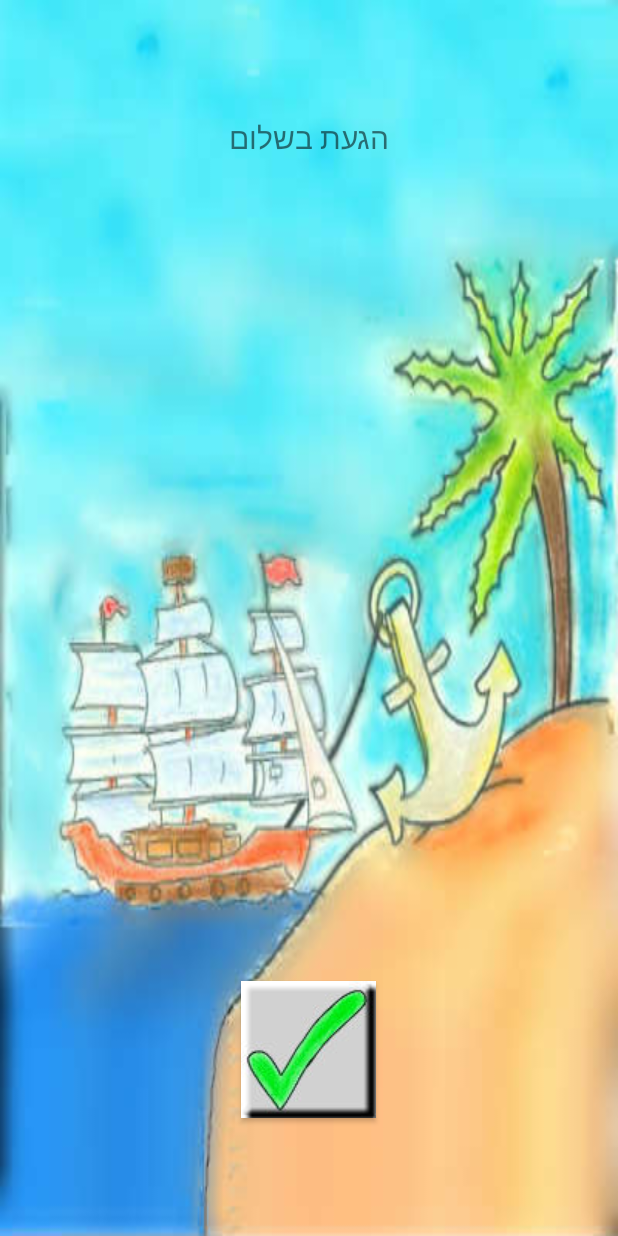
After one commit to shirbenisrael/SeaMerchant, an Android app: the layout end_sail_layout.xml on its own in the app's theme, with its tools: preview values and no code run, on a phone screen of 412 x 824 dp. The commit adds this screen. Run offline under Robolectric (Android 15) with nearby library versions, the phone set to English and light mode, and no system bars.

Commit message:
[New Feature] sail: show end message in new window.

```diff
--- a/app/src/main/java/com/shirbi/seamerchant/FrontEnd.java
+++ b/app/src/main/java/com/shirbi/seamerchant/FrontEnd.java
@@ -113,4 +113,14 @@ public class FrontEnd extends FrontEndGeneric {
         findViewById(R.id.sail_layout).setVisibility(View.GONE);
         findViewById(R.id.main_window_layout).setVisibility(View.VISIBLE);
     }
+
+    public void endSail() {
+        findViewById(R.id.sail_layout).setVisibility(View.GONE);
+        findViewById(R.id.end_of_sail_layout).setVisibility(View.VISIBLE);
+    }
+
+    public void closeEndSailWindow() {
+        findViewById(R.id.end_of_sail_layout).setVisibility(View.GONE);
+        findViewById(R.id.main_window_layout).setVisibility(View.VISIBLE);
+    }
 }
--- a/app/src/main/java/com/shirbi/seamerchant/FrontEndSail.java
+++ b/app/src/main/java/com/shirbi/seamerchant/FrontEndSail.java
@@ -157,7 +157,6 @@ public class FrontEndSail extends FrontEndGeneric {
 
     private void sailEnd() {
         mLogic.finishSail();
-        mActivity.mFrontEnd.exitSail();
-        mActivity.mFrontEnd.showState();
+        mActivity.mFrontEnd.endSail();
     }
 }
--- a/app/src/main/java/com/shirbi/seamerchant/MainActivity.java
+++ b/app/src/main/java/com/shirbi/seamerchant/MainActivity.java
@@ -101,4 +101,9 @@ public class MainActivity extends Activity {
 
         mFrontEndSail.startSail();
     }
+
+    public void onSailEndClick(View view) {
+        mFrontEnd.closeEndSailWindow();
+        mFrontEnd.showState();
+    }
 }
--- a/app/src/main/res/layout/activity_main.xml
+++ b/app/src/main/res/layout/activity_main.xml
@@ -20,4 +20,9 @@
         android:visibility="gone"
         android:id="@+id/sail_layout"
         layout="@layout/sail_layout" />
+
+    <include
+        android:visibility="gone"
+        android:id="@+id/end_of_sail_layout"
+        layout="@layout/end_sail_layout" />
 </LinearLayout>
--- /dev/null
+++ b/app/src/main/res/layout/end_sail_layout.xml
@@ -0,0 +1,45 @@
+<?xml version="1.0" encoding="utf-8"?>
+<LinearLayout xmlns:android="http://schemas.android.com/apk/res/android"
+    android:layout_width="match_parent"
+    android:layout_height="match_parent"
+    android:background="@drawable/end_of_sail"
+    android:gravity="center"
+    android:orientation="vertical">
+
+    <TextView
+        android:layout_width="match_parent"
+        android:layout_height="0dp"
+        android:layout_weight="1"
+        android:gravity="center_horizontal"
+        android:text="" />
+
+    <TextView
+        android:id="@+id/sail_end_message"
+        android:layout_width="wrap_content"
+        android:layout_height="wrap_content"
+        android:gravity="center_vertical"
+        android:text="הגעת בשלום"
+        android:textSize="20dp" />
+
+    <TextView
+        android:layout_width="match_parent"
+        android:layout_height="0dp"
+        android:layout_weight="7"
+        android:gravity="center_horizontal"
+        android:text="" />
+
+    <Button
+        android:layout_width="wrap_content"
+        android:layout_height="wrap_content"
+        android:background="@drawable/yes_button"
+        android:gravity="center_horizontal"
+        android:onClick="onSailEndClick" />
+
+    <TextView
+        android:layout_width="match_parent"
+        android:layout_height="0dp"
+        android:layout_weight="1"
+        android:gravity="center_horizontal"
+        android:text="" />
+
+</LinearLayout>
```
Also changed, not shown: app/src/main/res/drawable/end_of_sail.jpg (added).
